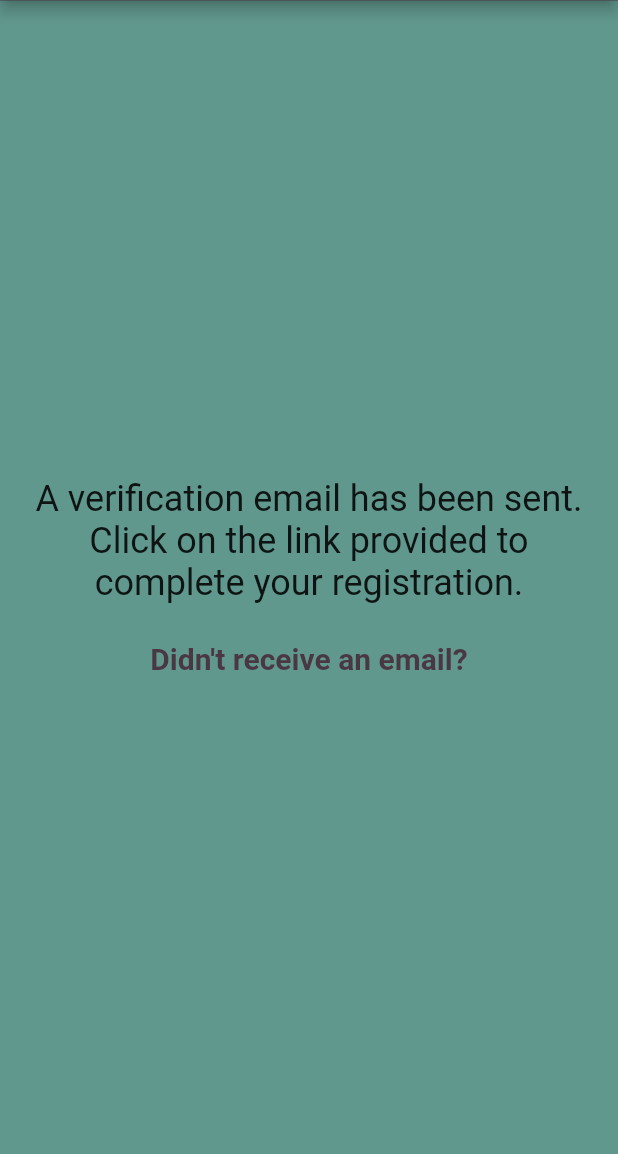
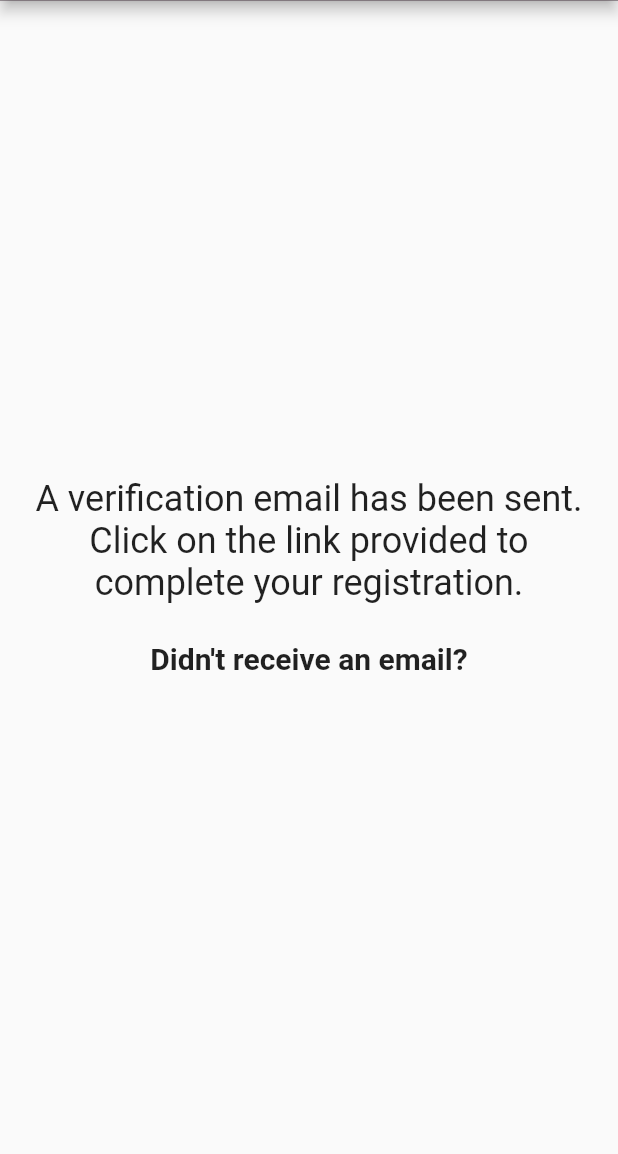
Before and after one commit to Matthew-Cacchione/connect, a Flutter app: the Verification screen opened by its route, on a phone screen of 412 x 824 dp, the part 82-1236 px from its top. Run offline on Flutter 3.47's test engine with Material 2 defaults, Android fonts, the phone set to English and light mode, and no system bars; our stand-ins replace cloud_firestore, firebase_auth, firebase_core; accounts and stored records are empty.

Commit message:
Remade missing changes

```diff
--- a/lib/screens/account_creation/registration.dart
+++ b/lib/screens/account_creation/registration.dart
@@ -137,13 +137,11 @@ class _RegistrationState extends State<Registration> {
         child: Text(
           signUpPrompt.toUpperCase(),
           style: const TextStyle(
-            color: colorSecondary,
             fontSize: 18,
             fontWeight: FontWeight.bold,
           ),
         ),
         style: ElevatedButton.styleFrom(
-          primary: colorPrimary,
           elevation: 5,
           padding: const EdgeInsets.all(20),
           shape: RoundedRectangleBorder(
@@ -160,11 +158,9 @@ class _RegistrationState extends State<Registration> {
       appBar: AppBar(
         title: const Text(registrationTitle),
       ),
-      backgroundColor: colorSecondary,
       body: Center(
         child: SingleChildScrollView(
           child: Container(
-            color: colorSecondary,
             padding: const EdgeInsets.all(15),
             child: Form(
               key: registrationKey,
--- a/lib/screens/account_creation/verification.dart
+++ b/lib/screens/account_creation/verification.dart
@@ -60,7 +60,6 @@ class _VerificationState extends State<Verification> {
           child: const Text(
             verificationNotSent,
             style: TextStyle(
-              color: colorPrimary,
               fontSize: 20,
               fontWeight: FontWeight.bold,
             ),
@@ -74,11 +73,9 @@ class _VerificationState extends State<Verification> {
   Widget build(BuildContext context) {
     return Scaffold(
       appBar: drawAppBar(verificationTitle),
-      backgroundColor: colorSecondary,
       body: Center(
         child: SingleChildScrollView(
           child: Container(
-            color: colorSecondary,
             padding: const EdgeInsets.all(15),
             child: Column(
               children: <Widget>[
```
